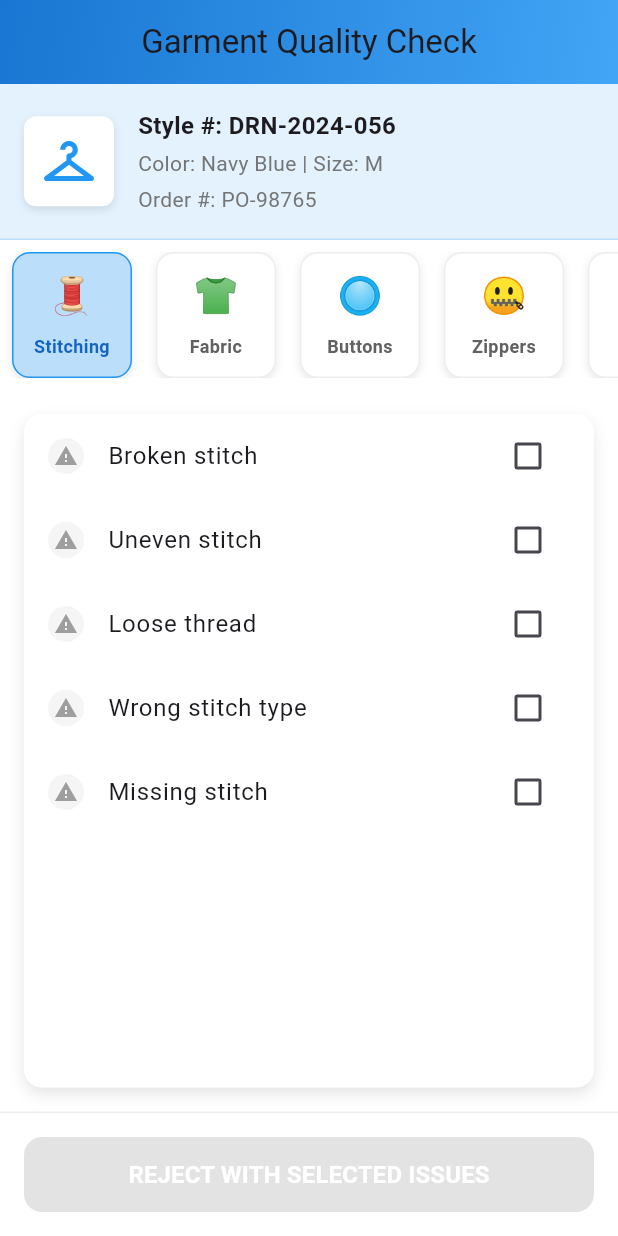
After one commit to Rafid-tawhid/yunusco_qms, a Flutter app: the QualityCheckScreen screen opened directly, on a phone screen of 412 x 824 dp. The commit adds this screen. Run offline on Flutter 3.47's test engine with Material 3 defaults, Android fonts, the phone set to English and light mode, and no system bars; our stand-ins replace animated_text_kit, connectivity_plus, firebase_core, firebase_messaging, flutter_easyloading, flutter_local_notifications and 10 more; missing offline and left inert: app_settings, http_interceptor, image_gallery_saver_plus, qr_code_scanner_plus; accounts and stored records are empty; statements that could not run were skipped.

Commit message:
date change

```diff
--- a/lib/alteration_screen.dart
+++ b/lib/alteration_screen.dart
@@ -3,6 +3,8 @@ import 'package:flutter/material.dart';
 import 'package:nidle_qty/providers/counting_provider.dart';
 import 'package:nidle_qty/widgets/operations_list.dart';
 import 'package:provider/provider.dart';
+
+import 'alteration_testing_screen.dart';
 
 class AlterationReasonScreen extends StatefulWidget {
 
@@ -65,7 +67,8 @@ class _AlterationReasonScreenState extends State<AlterationReasonScreen> {
                     ],
                   ),
                 ),
-                Consumer<CountingProvider>(builder: (context,pro,_)=>OperationList(items: pro.allOperations))
+                Consumer<CountingProvider>(builder: (context,pro,_)=>OperationList(items: pro.allOperations)),
+
               ],
             ),
           ),
--- /dev/null
+++ b/lib/alteration_testing_screen.dart
@@ -0,0 +1,369 @@
+import 'package:flutter/material.dart';
+
+
+class GarmentQualityApp extends StatelessWidget {
+
+  final String form;
+  GarmentQualityApp({required this.form});
+
+  @override
+  Widget build(BuildContext context) {
+    return MaterialApp(
+      title: 'Garment Quality Check',
+      debugShowCheckedModeBanner: false,
+      theme: ThemeData(
+        primarySwatch: Colors.blue,
+        visualDensity: VisualDensity.adaptivePlatformDensity,
+      ),
+      home: const QualityCheckScreen(),
+    );
+  }
+}
+
+class QualityCheckScreen extends StatefulWidget {
+  const QualityCheckScreen({super.key});
+
+  @override
+  _QualityCheckScreenState createState() => _QualityCheckScreenState();
+}
+
+class _QualityCheckScreenState extends State<QualityCheckScreen> {
+  int selectedOperationId = 1;
+  final Map<int, Set<int>> selectedReasons = {};
+
+  @override
+  Widget build(BuildContext context) {
+    final currentOperation = garmentQualityData['operations']!
+        .firstWhere((op) => op['id'] == selectedOperationId);
+    final reasons = currentOperation['reasons'] as List<Map<String, dynamic>>;
+
+    return Scaffold(
+      backgroundColor: Colors.white,
+      appBar: AppBar(
+        title: const Text('Garment Quality Check'),
+        centerTitle: true,
+        elevation: 0,
+        flexibleSpace: Container(
+          decoration: BoxDecoration(
+            gradient: LinearGradient(
+              colors: [Colors.blue.shade700, Colors.blue.shade400],
+              begin: Alignment.topLeft,
+              end: Alignment.bottomRight,
+            ),
+          ),
+        ),
+      ),
+      body: Column(
+        children: [
+          // Header with garment info
+          _buildGarmentHeader(),
+
+          // Operations horizontal scroll
+          _buildOperationsScroll(),
+
+          // Reasons vertical scroll
+          Expanded(
+            child: _buildReasonsList(reasons),
+          ),
+
+          // Submit button
+          _buildSubmitButton(),
+        ],
+      ),
+    );
+  }
+
+  Widget _buildGarmentHeader() {
+    return Container(
+      padding: const EdgeInsets.all(16),
+      decoration: BoxDecoration(
+        color: Colors.blue.shade50,
+        border: Border(
+          bottom: BorderSide(color: Colors.blue.shade100, width: 1),
+        ),
+      ),
+      child: Row(
+        children: [
+          Container(
+            width: 60,
+            height: 60,
+            decoration: BoxDecoration(
+              color: Colors.white,
+              borderRadius: BorderRadius.circular(8),
+              boxShadow: [
+                BoxShadow(
+                  color: Colors.black.withOpacity(0.1),
+                  blurRadius: 4,
+                  offset: const Offset(0, 2),
+                ),
+              ],
+            ),
+            child: const Icon(Icons.checkroom, size: 40, color: Colors.blue),
+          ),
+          const SizedBox(width: 16),
+          Expanded(
+            child: Column(
+              crossAxisAlignment: CrossAxisAlignment.start,
+              children: [
+                const Text(
+                  'Style #: DRN-2024-056',
+                  style: TextStyle(
+                    fontSize: 16,
+                    fontWeight: FontWeight.bold,
+                  ),
+                ),
+                const SizedBox(height: 4),
+                Text(
+                  'Color: Navy Blue | Size: M',
+                  style: TextStyle(
+                    fontSize: 14,
+                    color: Colors.grey.shade600,
+                  ),
+                ),
+                const SizedBox(height: 4),
+                Text(
+                  'Order #: PO-98765',
+                  style: TextStyle(
+                    fontSize: 14,
+                    color: Colors.grey.shade600,
+                  ),
+                ),
+              ],
+            ),
+          ),
+        ],
+      ),
+    );
+  }
+
+  Widget _buildOperationsScroll() {
+    return Container(
+      height: 100,
+      padding: const EdgeInsets.symmetric(vertical: 8),
+      child: ListView.builder(
+        scrollDirection: Axis.horizontal,
+        itemCount: garmentQualityData['operations']!.length,
+        itemBuilder: (context, index) {
+          final operation = garmentQualityData['operations']![index];
+          final isSelected = operation['id'] == selectedOperationId;
+
+          return GestureDetector(
+            onTap: () {
+              setState(() {
+                selectedOperationId = int.parse(operation['id'].toString());
+              });
+            },
+            child: Container(
+              width: 80,
+              margin: const EdgeInsets.symmetric(horizontal: 8),
+              decoration: BoxDecoration(
+                color: isSelected ? Colors.blue.shade100 : Colors.white,
+                borderRadius: BorderRadius.circular(12),
+                boxShadow: [
+                  BoxShadow(
+                    color: Colors.black.withOpacity(0.1),
+                    blurRadius: 4,
+                    offset: const Offset(0, 2),
+                  ),
+                ],
+                border: Border.all(
+                  color: isSelected ? Colors.blue : Colors.grey.shade200,
+                  width: 1,
+                ),
+              ),
+              child: Column(
+                mainAxisAlignment: MainAxisAlignment.center,
+                children: [
+                  Text(
+                    operation['icon'].toString(),
+                    style: const TextStyle(fontSize: 24),
+                  ),
+                  const SizedBox(height: 8),
+                  Text(
+                    operation['name'].toString(),
+                    style: TextStyle(
+                      fontSize: 12,
+                      fontWeight: FontWeight.bold,
+                      color: isSelected ? Colors.blue.shade800 : Colors.grey.shade700,
+                    ),
+                    textAlign: TextAlign.center,
+                  ),
+                ],
+              ),
+            ),
+          );
+        },
+      ),
+    );
+  }
+
+  Widget _buildReasonsList(List<Map<String, dynamic>> reasons) {
+    return Container(
+      margin: const EdgeInsets.all(16),
+      decoration: BoxDecoration(
+        color: Colors.white,
+        borderRadius: BorderRadius.circular(12),
+        boxShadow: [
+          BoxShadow(
+            color: Colors.black.withOpacity(0.1),
+            blurRadius: 8,
+            offset: const Offset(0, 4),
+          ),
+        ],
+      ),
+      child: ClipRRect(
+        borderRadius: BorderRadius.circular(12),
+        child: ListView.builder(
+          padding: EdgeInsets.zero,
+          itemCount: reasons.length,
+          itemBuilder: (context, index) {
+            final reason = reasons[index];
+            final isSelected = (selectedReasons[selectedOperationId] ?? {}).contains(reason['id']);
+
+            return CheckboxListTile(
+              title: Text(reason['name']),
+              value: isSelected,
+              onChanged: (bool? value) {
+                setState(() {
+                  selectedReasons.putIfAbsent(selectedOperationId, () => {});
+                  if (value == true) {
+                    selectedReasons[selectedOperationId]!.add(reason['id']);
+                  } else {
+                    selectedReasons[selectedOperationId]!.remove(reason['id']);
+                  }
+                });
+              },
+              secondary: Container(
+                width: 24,
+                height: 24,
+                decoration: BoxDecoration(
+                  color: isSelected ? Colors.red.shade100 : Colors.grey.shade100,
+                  shape: BoxShape.circle,
+                ),
+                child: Icon(
+                  Icons.warning,
+                  size: 16,
+                  color: isSelected ? Colors.red : Colors.grey,
+                ),
+              ),
+              activeColor: Colors.red,
+              checkColor: Colors.white,
+              tileColor: isSelected ? Colors.red.shade50 : null,
+              shape: RoundedRectangleBorder(
+                borderRadius: BorderRadius.circular(8),
+              ),
+            );
+          },
+        ),
+      ),
+    );
+  }
+
+  Widget _buildSubmitButton() {
+    final hasSelectedReasons = (selectedReasons[selectedOperationId] ?? {}).isNotEmpty;
+
+    return Container(
+      padding: const EdgeInsets.all(16),
+      decoration: BoxDecoration(
+        color: Colors.white,
+        border: Border(
+          top: BorderSide(color: Colors.grey.shade200, width: 1),
+        ),
+      ),
+      child: ElevatedButton(
+        onPressed: hasSelectedReasons ? () {
+          _showSubmissionDialog();
+        } : null,
+        style: ElevatedButton.styleFrom(
+          backgroundColor: Colors.red,
+          minimumSize: const Size(double.infinity, 50),
+          shape: RoundedRectangleBorder(
+            borderRadius: BorderRadius.circular(12),
+          ),
+          elevation: 2,
+        ),
+        child: const Text(
+          'REJECT WITH SELECTED ISSUES',
+          style: TextStyle(
+            fontSize: 16,
+            fontWeight: FontWeight.bold,
+            color: Colors.white,
+          ),
+        ),
+      ),
+    );
+  }
+
+  void _showSubmissionDialog() {
+    final currentReasons = garmentQualityData['operations']!
+        .firstWhere((op) => op['id'] == selectedOperationId)['reasons'] as List;
+    final selectedNames = currentReasons
+        .where((reason) => (selectedReasons[selectedOperationId] ?? {}).contains(reason['id']))
+        .map<String>((reason) => reason['name'] as String)
+        .join(', ');
+
+    debugPrint('SELECTED REASON : ${currentReasons}');
+    debugPrint('SELECTED Names : ${selectedNames}');
+  }
+}
+
+final garmentQualityData = {
+  "operations": [
+    {
+      "id": 1,
+      "name": "Stitching",
+      "icon": "🧵",
+      "reasons": [
+        {"id": 101, "name": "Broken stitch"},
+        {"id": 102, "name": "Uneven stitch"},
+        {"id": 103, "name": "Loose thread"},
+        {"id": 104, "name": "Wrong stitch type"},
+        {"id": 105, "name": "Missing stitch"}
+      ]
+    },
+    {
+      "id": 2,
+      "name": "Fabric",
+      "icon": "👕",
+      "reasons": [
+        {"id": 201, "name": "Hole in fabric"},
+        {"id": 202, "name": "Color mismatch"},
+        {"id": 203, "name": "Fabric defect"},
+        {"id": 204, "name": "Wrong material"}
+      ]
+    },
+    {
+      "id": 3,
+      "name": "Buttons",
+      "icon": "🔘",
+      "reasons": [
+        {"id": 301, "name": "Missing button"},
+        {"id": 302, "name": "Loose button"},
+        {"id": 303, "name": "Wrong button"},
+        {"id": 304, "name": "Button hole misaligned"}
+      ]
+    },
+    {
+      "id": 4,
+      "name": "Zippers",
+      "icon": "🤐",
+      "reasons": [
+        {"id": 401, "name": "Zipper stuck"},
+        {"id": 402, "name": "Zipper missing"},
+        {"id": 403, "name": "Zipper teeth broken"},
+        {"id": 404, "name": "Slider defective"}
+      ]
+    },
+    {
+      "id": 5,
+      "name": "Labels",
+      "icon": "🏷️",
+      "reasons": [
+        {"id": 501, "name": "Missing label"},
+        {"id": 502, "name": "Wrong label"},
+        {"id": 503, "name": "Misplaced label"},
+        {"id": 504, "name": "Illegible text"}
+      ]
+    }
+  ]
+};
--- a/lib/quality_check_screen.dart
+++ b/lib/quality_check_screen.dart
@@ -16,6 +16,7 @@ import 'package:provider/provider.dart';
 import 'package:syncfusion_flutter_charts/charts.dart';
 
 import 'alteration_screen.dart';
+import 'alteration_testing_screen.dart';
 import 'models/send_data_model.dart';
 
 class QualityControlScreen extends StatefulWidget {
@@ -256,7 +257,8 @@ class _QualityControlScreenState extends State<QualityControlScreen> with Widget
                                               showRejectionDialog(
                                                 context,
                                                 onConfirm: () {
-                                                  Navigator.push(context, CupertinoPageRoute(builder: (context) => AlterationReasonScreen(form: 'Reject')));
+                                               //   Navigator.push(context, CupertinoPageRoute(builder: (context) => AlterationReasonScreen(form: 'Reject')));
+                                                  Navigator.push(context, CupertinoPageRoute(builder: (context) => GarmentQualityApp(form: 'Reject')));
                                                 },
                                               );
                                             }
@@ -274,7 +276,8 @@ class _QualityControlScreenState extends State<QualityControlScreen> with Widget
                                             onPressed:
                                             _selectColor != null && _selectSize != null
                                                 ? () {
-                                              Navigator.push(context, CupertinoPageRoute(builder: (context) => AlterationReasonScreen(form: 'alter')));
+                                            //  Navigator.push(context, CupertinoPageRoute(builder: (context) => AlterationReasonScreen(form: 'alter')));
+                                              Navigator.push(context, CupertinoPageRoute(builder: (context) => GarmentQualityApp(form: 'alter')));
                                             }
                                                 : null,
                                             child: Text('ALTER (${pro.alter})', textAlign: TextAlign.center, style: TextStyle(fontSize: 18, fontWeight: FontWeight.bold, color: Colors.white)),
```
Also changed, not shown: lib/widgets/operations_list.dart (line endings or trailing spaces).
